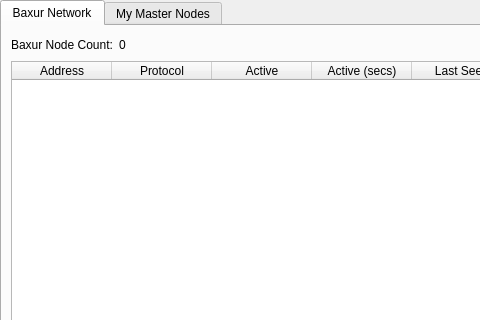
Before: the Qt Designer form src/qt/forms/masternodemanager.ui in nightm4r3tr/Ncoin, drawn with Qt 5; both pictures show x 0 to 480 and y 0 to 320 of the 723 by 457 pixel window.
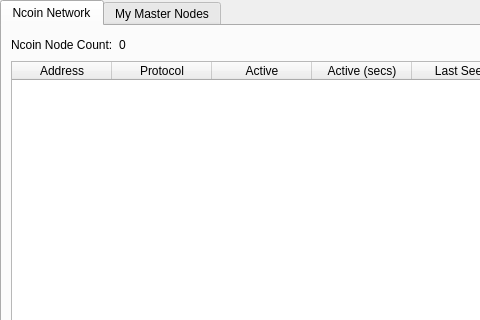
After: the same form once the commit is applied. The open tabs and pages were chosen to show the change.

What changed in the file:
```diff
--- a/src/qt/forms/masternodemanager.ui
+++ b/src/qt/forms/masternodemanager.ui
@@ -38,7 +38,7 @@
        </property>
        <widget class="QWidget" name="tab">
         <attribute name="title">
-         <string>Baxur Network</string>
+         <string>Ncoin Network</string>
         </attribute>
         <layout class="QGridLayout" name="gridLayout">
          <item row="1" column="0">
@@ -98,7 +98,7 @@
            <item>
             <widget class="QLabel" name="label_2">
              <property name="text">
-              <string>Baxur Node Count:</string>
+              <string>Ncoin Node Count:</string>
              </property>
             </widget>
            </item>
```
